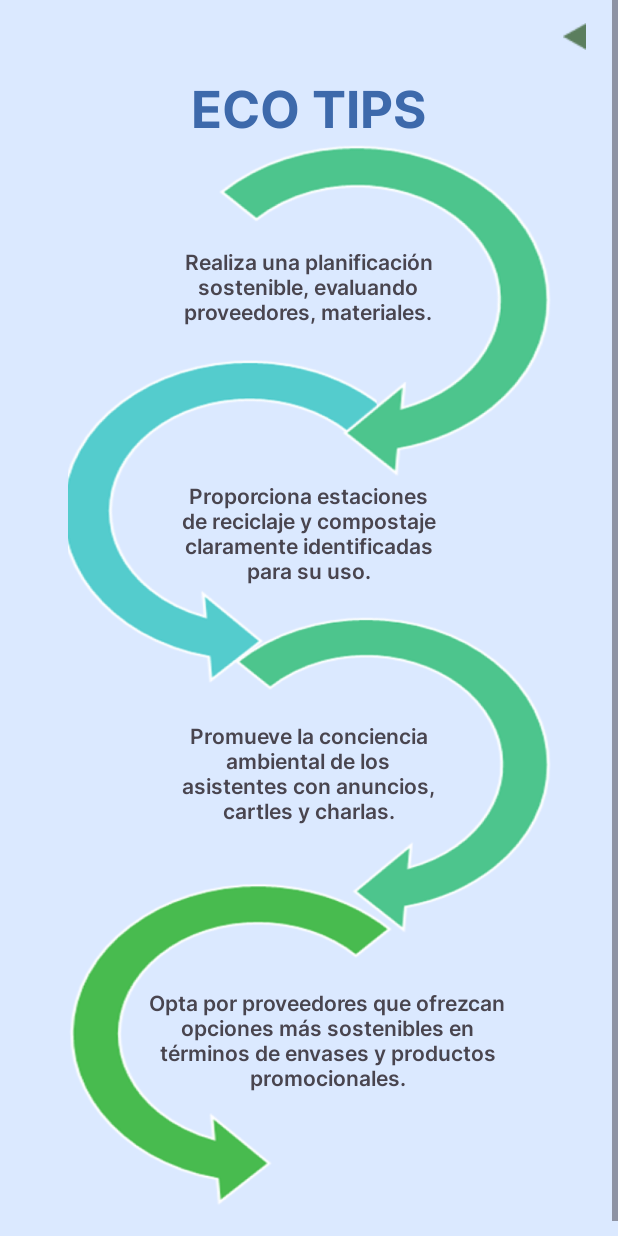
After one commit to SaninfomaxUN/CH2_Apps, an Android app: the ConsejosActivity screen opened directly, with no data from a screen before it, on a phone screen of 412 x 824 dp. The commit adds this screen. Run offline under Robolectric (Android 15) with nearby library versions, the phone set to English and light mode, and no system bars.

Commit message:
Pantalla Consejos + Botones Regreso ✅

```diff
--- a/app/src/main/AndroidManifest.xml
+++ b/app/src/main/AndroidManifest.xml
@@ -13,6 +13,9 @@
         android:theme="@style/Theme.CH2_Apps"
         tools:targetApi="31">
         <activity
+            android:name=".ConsejosActivity"
+            android:exported="false" />
+        <activity
             android:name=".EstadisticasActivity"
             android:exported="false" />
         <activity
--- /dev/null
+++ b/app/src/main/java/com/todosu/ch2_apps/ConsejosActivity.java
@@ -0,0 +1,29 @@
+package com.todosu.ch2_apps;
+
+import androidx.appcompat.app.AppCompatActivity;
+
+import android.content.Intent;
+import android.os.Bundle;
+import android.widget.ImageButton;
+
+public class ConsejosActivity extends AppCompatActivity {
+
+    @Override
+    protected void onCreate(Bundle savedInstanceState) {
+        super.onCreate(savedInstanceState);
+        setContentView(R.layout.activity_consejos);
+
+        regresar();
+    }
+
+
+    private void regresar() {
+        ImageButton btnRegresar = findViewById(R.id.btnRegresar);
+        btnRegresar.setOnClickListener(view -> {
+            Intent intent = new Intent(this, MainActivity.class);
+            startActivity(intent);
+        });
+
+    }
+
+}
--- a/app/src/main/java/com/todosu/ch2_apps/EstadisticasActivity.java
+++ b/app/src/main/java/com/todosu/ch2_apps/EstadisticasActivity.java
@@ -2,8 +2,10 @@ package com.todosu.ch2_apps;
 
 import androidx.appcompat.app.AppCompatActivity;
 
+import android.content.Intent;
 import android.graphics.Color;
 import android.os.Bundle;
+import android.widget.ImageButton;
 
 import com.github.mikephil.charting.charts.HorizontalBarChart;
 import com.github.mikephil.charting.data.BarData;
@@ -20,12 +22,12 @@ public class EstadisticasActivity extends AppCompatActivity {
         setContentView(R.layout.activity_estadisticas);
 
         horizontalBarChart = findViewById(R.id.horizontalBarChart);
-
-
         BarData data = new BarData(getDataSet());
         horizontalBarChart.setData(data);
         horizontalBarChart.animateXY(2000, 2000);
         horizontalBarChart.invalidate();
+
+        regresar();
     }
 
     private BarDataSet getDataSet() {
@@ -43,18 +45,14 @@ public class EstadisticasActivity extends AppCompatActivity {
         return dataset;
     }
 
-    private ArrayList<String> getXAxisValues() {
-        ArrayList<String> labels = new ArrayList<>();
-        labels.add("January");
-        labels.add("February");
-        labels.add("March");
-        labels.add("April");
-        labels.add("May");
-        labels.add("June");
-        return labels;
+    private void regresar() {
+        ImageButton btnRegresar = findViewById(R.id.btnRegresar);
+        btnRegresar.setOnClickListener(view -> {
+            Intent intent = new Intent(this, MainActivity.class);
+            startActivity(intent);
+        });
+
     }
 
 
-
-
 }
--- a/app/src/main/java/com/todosu/ch2_apps/MainActivity.java
+++ b/app/src/main/java/com/todosu/ch2_apps/MainActivity.java
@@ -2,7 +2,6 @@ package com.todosu.ch2_apps;
 
 import androidx.appcompat.app.AppCompatActivity;
 
-import android.content.Intent;
 import android.os.Bundle;
 
 public class MainActivity extends AppCompatActivity {
@@ -11,9 +10,5 @@ public class MainActivity extends AppCompatActivity {
     protected void onCreate(Bundle savedInstanceState) {
         super.onCreate(savedInstanceState);
         setContentView(R.layout.activity_main);
-
-        Intent intent = new Intent(this, EstadisticasActivity.class);
-        startActivity(intent);
-
     }
 }
--- /dev/null
+++ b/app/src/main/res/layout/activity_consejos.xml
@@ -0,0 +1,136 @@
+<?xml version="1.0" encoding="utf-8"?>
+<androidx.constraintlayout.widget.ConstraintLayout xmlns:android="http://schemas.android.com/apk/res/android"
+    xmlns:app="http://schemas.android.com/apk/res-auto"
+    xmlns:tools="http://schemas.android.com/tools"
+    android:layout_width="match_parent"
+    android:layout_height="match_parent"
+    android:background="#DBE9FF"
+    android:backgroundTint="#DBE9FF"
+    tools:context=".ConsejosActivity">
+
+    <ScrollView
+        android:layout_width="match_parent"
+        android:layout_height="match_parent"
+        android:background="#DBE9FF"
+        tools:layout_editor_absoluteX="0dp"
+        tools:layout_editor_absoluteY="0dp">
+
+        <LinearLayout
+            android:layout_width="match_parent"
+            android:layout_height="wrap_content"
+            android:gravity="center"
+            android:orientation="vertical"
+            android:paddingBottom="30dp">
+
+            <LinearLayout
+                android:layout_width="match_parent"
+                android:layout_height="wrap_content"
+                android:gravity="center"
+                android:orientation="vertical"
+                android:paddingTop="0dp"
+                android:paddingBottom="0dp">
+
+                <LinearLayout
+                    android:layout_width="match_parent"
+                    android:layout_height="match_parent"
+                    android:gravity="end"
+                    android:orientation="horizontal">
+
+                    <ImageButton
+                        android:id="@+id/btnRegresar"
+                        android:layout_width="48dp"
+                        android:layout_height="48dp"
+                        android:layout_marginTop="0dp"
+                        android:layout_marginEnd="5dp"
+                        android:background="#DBE9FF"
+                        android:contentDescription="@string/regresar"
+                        android:foregroundGravity="center"
+                        app:layout_constraintEnd_toEndOf="parent"
+                        app:layout_constraintTop_toTopOf="parent"
+                        app:srcCompat="@drawable/back_arrow" />
+                </LinearLayout>
+
+                <TextView
+                    android:id="@+id/textView2"
+                    android:layout_width="wrap_content"
+                    android:layout_height="wrap_content"
+                    android:layout_marginEnd="0dp"
+                    android:fontFamily="@font/inter_bold"
+                    android:text="@string/ConsejoTitulo"
+                    android:textColor="#3D69AB"
+                    android:textSize="34sp" />
+
+            </LinearLayout>
+
+            <androidx.constraintlayout.widget.ConstraintLayout
+                android:layout_width="match_parent"
+                android:layout_height="wrap_content">
+
+                <ImageView
+                    android:id="@+id/imageView5"
+                    android:layout_width="411dp"
+                    android:layout_height="707dp"
+                    app:layout_constraintBottom_toBottomOf="parent"
+                    app:layout_constraintEnd_toEndOf="parent"
+                    app:layout_constraintStart_toStartOf="parent"
+                    app:layout_constraintTop_toTopOf="parent"
+                    app:srcCompat="@drawable/consej_flecha" />
+
+                <TextView
+                    android:id="@+id/textView4"
+                    android:layout_width="180dp"
+                    android:layout_height="wrap_content"
+                    android:layout_marginTop="68dp"
+                    android:fontFamily="@font/inter_semibold"
+                    android:text="@string/ConsejoNota1"
+                    android:textAlignment="center"
+                    app:layout_constraintEnd_toEndOf="parent"
+                    app:layout_constraintHorizontal_bias="0.498"
+                    app:layout_constraintStart_toStartOf="parent"
+                    app:layout_constraintTop_toTopOf="@+id/imageView5" />
+
+                <TextView
+                    android:id="@+id/textView6"
+                    android:layout_width="180dp"
+                    android:layout_height="wrap_content"
+                    android:layout_marginTop="224dp"
+                    android:fontFamily="@font/inter_semibold"
+                    android:text="@string/ConsejoNota2"
+                    android:textAlignment="center"
+                    app:layout_constraintEnd_toEndOf="parent"
+                    app:layout_constraintHorizontal_bias="0.497"
+                    app:layout_constraintStart_toStartOf="parent"
+                    app:layout_constraintTop_toTopOf="@+id/imageView5" />
+
+                <TextView
+                    android:id="@+id/textView7"
+                    android:layout_width="180dp"
+                    android:layout_height="wrap_content"
+                    android:layout_marginTop="384dp"
+                    android:fontFamily="@font/inter_semibold"
+                    android:text="@string/ConsejoNota3"
+                    android:textAlignment="center"
+                    app:layout_constraintEnd_toEndOf="parent"
+                    app:layout_constraintHorizontal_bias="0.497"
+                    app:layout_constraintStart_toStartOf="parent"
+                    app:layout_constraintTop_toTopOf="@+id/imageView5" />
+
+                <TextView
+                    android:id="@+id/textView8"
+                    android:layout_width="245dp"
+                    android:layout_height="70dp"
+                    android:layout_marginTop="562dp"
+                    android:fontFamily="@font/inter_semibold"
+                    android:text="@string/ConsejoNota4"
+                    android:textAlignment="center"
+                    app:layout_constraintEnd_toEndOf="parent"
+                    app:layout_constraintHorizontal_bias="0.572"
+                    app:layout_constraintStart_toStartOf="parent"
+                    app:layout_constraintTop_toTopOf="@+id/imageView5" />
+            </androidx.constraintlayout.widget.ConstraintLayout>
+
+
+        </LinearLayout>
+    </ScrollView>
+
+</androidx.constraintlayout.widget.ConstraintLayout>
--- a/app/src/main/res/layout/activity_estadisticas.xml
+++ b/app/src/main/res/layout/activity_estadisticas.xml
@@ -35,7 +35,7 @@
                     android:orientation="horizontal">
 
                     <ImageButton
-                        android:id="@+id/btn_regresar"
+                        android:id="@+id/btnRegresar"
                         android:layout_width="48dp"
                         android:layout_height="48dp"
                         android:layout_marginTop="0dp"
--- a/app/src/main/res/values/strings.xml
+++ b/app/src/main/res/values/strings.xml
@@ -14,7 +14,12 @@
     <string name="EstadConsejoSub3">El consumo de agua, energia y combustible.</string>
 
 
-
+    <!-- Consejos -->
+    <string name="ConsejoTitulo">ECO TIPS</string>
+    <string name="ConsejoNota1">Realiza una planificación sostenible, evaluando proveedores, materiales.</string>
+    <string name="ConsejoNota2">Proporciona estaciones de reciclaje y compostaje claramente identificadas para su uso.</string>
+    <string name="ConsejoNota3">Promueve la conciencia ambiental de los asistentes con anuncios, cartles y charlas.</string>
+    <string name="ConsejoNota4">Opta por proveedores que ofrezcan opciones más sostenibles en términos de envases y productos promocionales.</string>
 
 
     <!-- General -->
```
Also changed, not shown: app/src/main/res/drawable/consej_flecha.png (added), app/src/main/res/drawable/green_boy.png.
